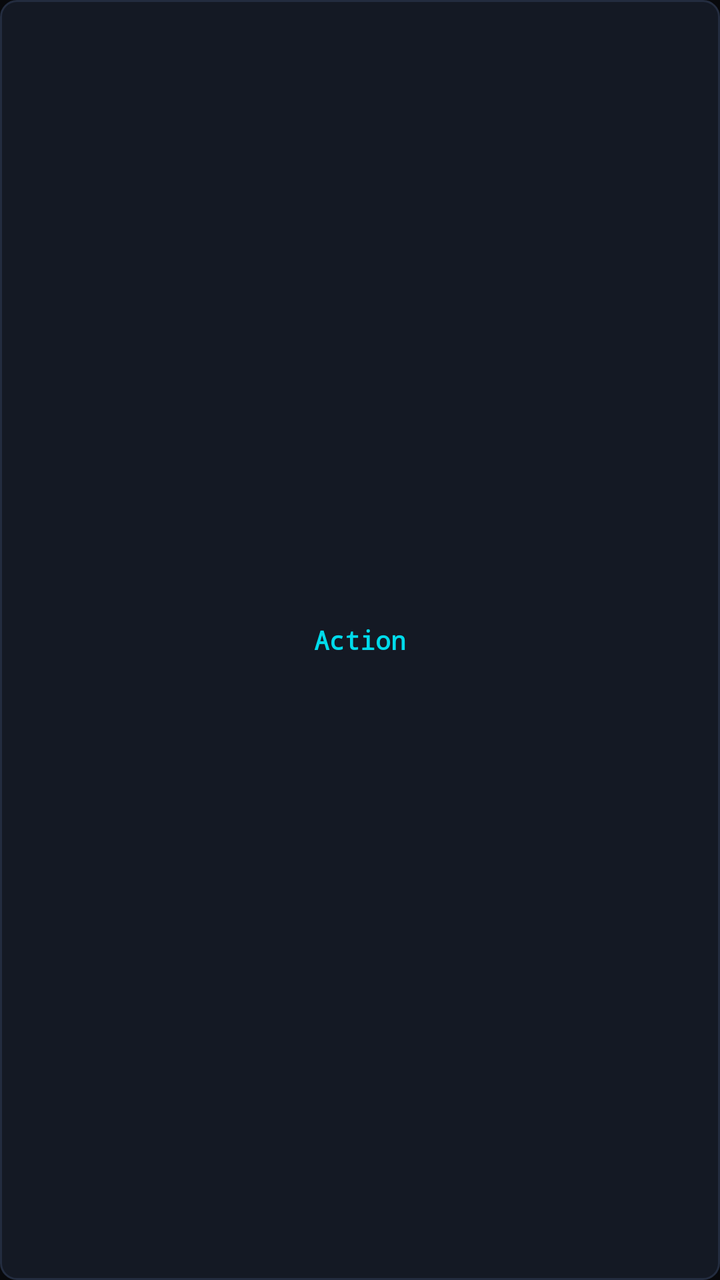
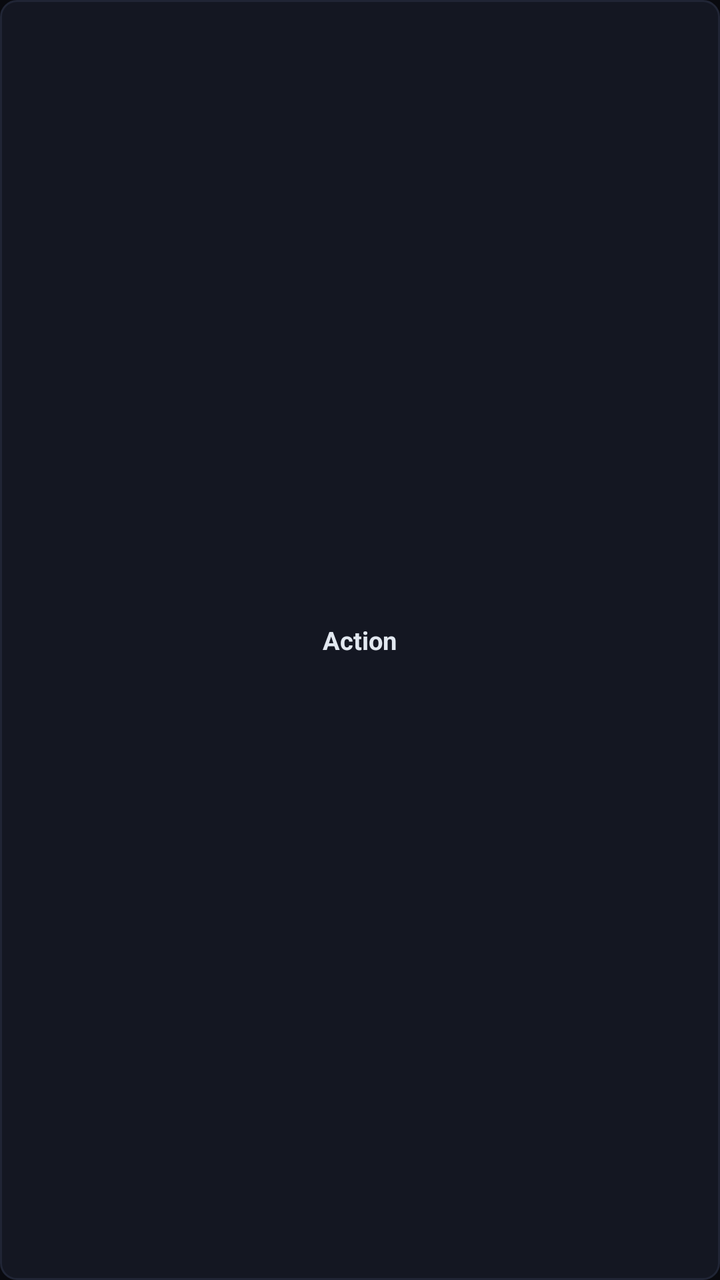

Compare the two renders of this Android layout. The source of the first and the diff that turns it into the second are given below.
<!-- AndroidManifest.xml: application theme Theme.Tatap -->
<!-- res/layout/item_genre_chip.xml -->
<?xml version="1.0" encoding="utf-8"?>
<LinearLayout xmlns:android="http://schemas.android.com/apk/res/android"
    android:id="@+id/layout_genre_chip"
    android:layout_width="match_parent"
    android:layout_height="wrap_content"
    android:layout_margin="4dp"
    android:background="@drawable/bg_genre_chip"
    android:gravity="center"
    android:paddingHorizontal="10dp"
    android:paddingVertical="10dp">

    <TextView
        android:id="@+id/tv_genre_name"
        android:layout_width="wrap_content"
        android:layout_height="wrap_content"
        android:text="Action"
        android:textColor="#00DBEB"
        android:textSize="13sp"
        android:textStyle="bold"
        android:fontFamily="monospace"
        android:singleLine="true"
        android:ellipsize="end" />
</LinearLayout>
<!-- resources referenced by this layout -->
<resources>
  <!-- drawable bg_genre_chip (drawable) -->
  <?xml version="1.0" encoding="utf-8"?>
  <selector xmlns:android="http://schemas.android.com/apk/res/android">
      <item android:state_pressed="true">
          <shape android:shape="rectangle">
              <corners android:radius="8dp" />
              <solid android:color="#00DBEB" />
          </shape>
      </item>
      <item>
          <shape android:shape="rectangle">
              <corners android:radius="8dp" />
              <solid android:color="#141924" />
              <stroke
                  android:width="1dp"
                  android:color="#232C3F" />
          </shape>
      </item>
  </selector>
  <style name="Theme.Tatap" parent="Theme.MaterialComponents.NoActionBar">
          <item name="colorPrimary">#0e7490</item>
          <item name="colorPrimaryVariant">#08090c</item>
          <item name="colorOnPrimary">#ffffff</item>
          <item name="colorSecondary">#00dbeb</item>
          <item name="android:statusBarColor">#08090c</item>
          <item name="android:navigationBarColor">#08090c</item>
          <item name="android:windowBackground">#08090c</item>
      </style>
</resources>

<!-- the commit's change to res/layout/item_genre_chip.xml (unified diff, before → after) -->
@@ -3,21 +3,20 @@
     android:id="@+id/layout_genre_chip"
     android:layout_width="match_parent"
     android:layout_height="wrap_content"
-    android:layout_margin="4dp"
+    android:layout_margin="3dp"
     android:background="@drawable/bg_genre_chip"
     android:gravity="center"
     android:paddingHorizontal="10dp"
-    android:paddingVertical="10dp">
+    android:paddingVertical="9dp">
 
     <TextView
         android:id="@+id/tv_genre_name"
         android:layout_width="wrap_content"
         android:layout_height="wrap_content"
         android:text="Action"
-        android:textColor="#00DBEB"
-        android:textSize="13sp"
+        android:textColor="#E2E8F0"
+        android:textSize="12.5sp"
         android:textStyle="bold"
-        android:fontFamily="monospace"
         android:singleLine="true"
         android:ellipsize="end" />
 </LinearLayout>
<!-- resource entries referenced after the edit -->
@@ -6,27 +6,27 @@
       <item android:state_pressed="true">
           <shape android:shape="rectangle">
               <corners android:radius="8dp" />
-              <solid android:color="#00DBEB" />
+              <solid android:color="#22293A" />
           </shape>
       </item>
       <item>
           <shape android:shape="rectangle">
               <corners android:radius="8dp" />
-              <solid android:color="#141924" />
+              <solid android:color="#141722" />
               <stroke
                   android:width="1dp"
-                  android:color="#232C3F" />
+                  android:color="#202535" />
           </shape>
       </item>
   </selector>
   <style name="Theme.Tatap" parent="Theme.MaterialComponents.NoActionBar">
-          <item name="colorPrimary">#0e7490</item>
-          <item name="colorPrimaryVariant">#08090c</item>
-          <item name="colorOnPrimary">#ffffff</item>
-          <item name="colorSecondary">#00dbeb</item>
-          <item name="android:statusBarColor">#08090c</item>
-          <item name="android:navigationBarColor">#08090c</item>
-          <item name="android:windowBackground">#08090c</item>
+          <item name="colorPrimary">#38BDF8</item>
+          <item name="colorPrimaryVariant">#090A0F</item>
+          <item name="colorOnPrimary">#FFFFFF</item>
+          <item name="colorSecondary">#38BDF8</item>
+          <item name="android:statusBarColor">#090A0F</item>
+          <item name="android:navigationBarColor">#090A0F</item>
+          <item name="android:windowBackground">#090A0F</item>
       </style>
 </resources>
 
